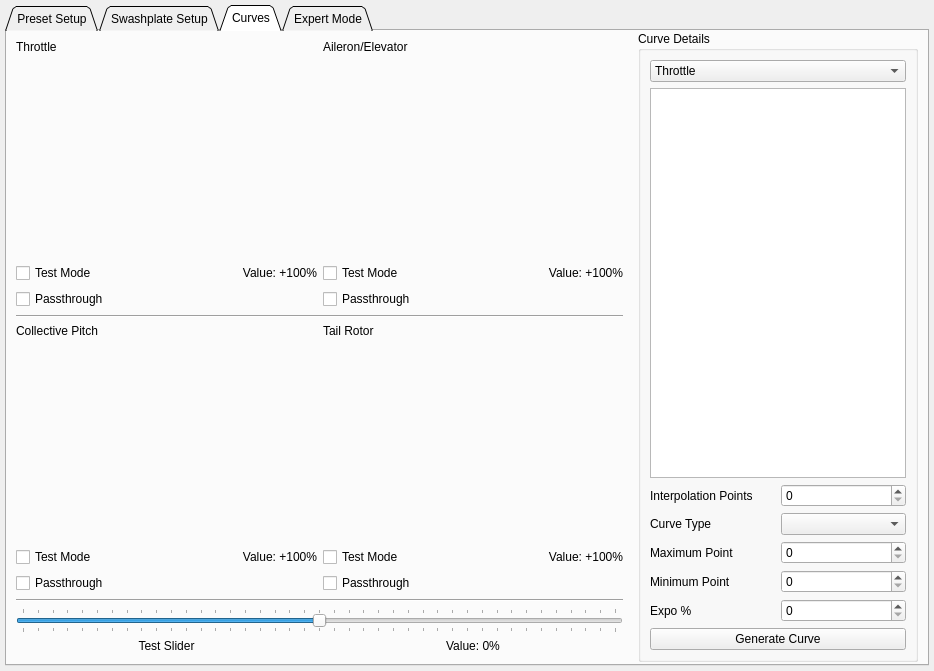
Above: ground/openpilotgcs/src/plugins/config/fblheli.ui from vooon/OpenPilot before the change. Below: the same form after it.
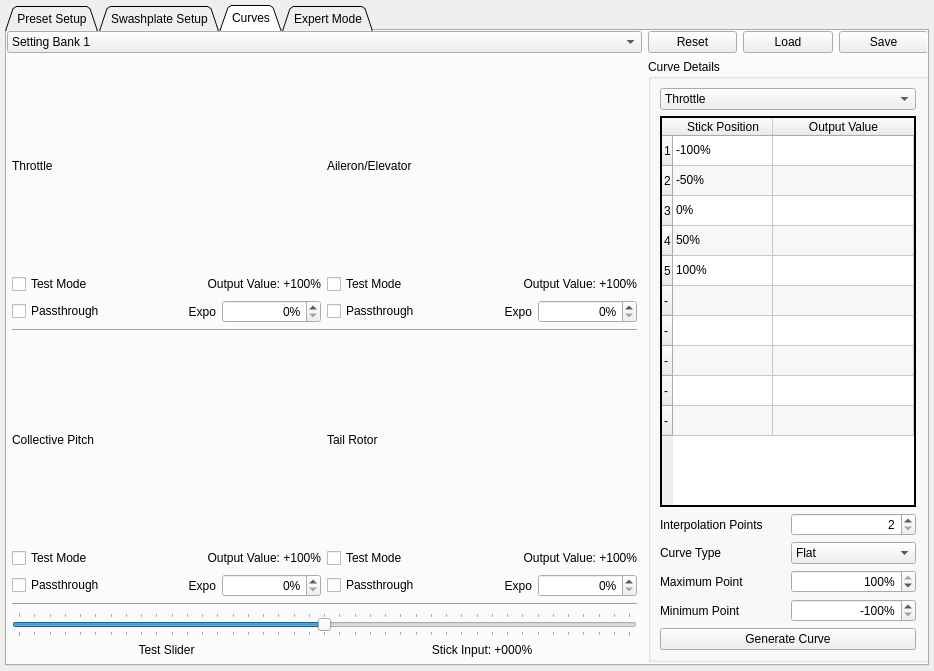
That is the form after the change. The open tabs and pages were chosen to show the change. Custom widgets are drawn as their Qt base class.

Commit message: - started implementing FBL setup curve widget - many functions work so far, but not finished with implementation yet - upgraded the mixer curve widget to support a moving test line - still missing is the providung the current value back to the caller in the mixer curve widget - added bank variables for all the curve settings to tha uav object mixersettings

```diff
--- a/ground/openpilotgcs/src/plugins/config/fblheli.ui
+++ b/ground/openpilotgcs/src/plugins/config/fblheli.ui
@@ -616,20 +616,57 @@
             <rect>
              <x>0</x>
              <y>0</y>
-             <width>911</width>
+             <width>921</width>
              <height>631</height>
             </rect>
            </property>
-           <layout class="QGridLayout" name="gridLayout_4" columnstretch="1,0,0" rowminimumheight="0">
+           <layout class="QGridLayout" name="gridLayout_4" columnstretch="1,0,0,0">
+            <item row="0" column="0">
+             <widget class="QComboBox" name="comboBox_4">
+              <item>
+               <property name="text">
+                <string>Setting Bank 1</string>
+               </property>
+              </item>
+              <item>
+               <property name="text">
+                <string>Setting Bank 2</string>
+               </property>
+              </item>
+              <item>
+               <property name="text">
+                <string>Setting Bank 3</string>
+               </property>
+              </item>
+             </widget>
+            </item>
+            <item row="0" column="3">
+             <widget class="QPushButton" name="fblSaveBank">
+              <property name="text">
+               <string>Save</string>
+              </property>
+             </widget>
+            </item>
+            <item row="0" column="1">
+             <widget class="QPushButton" name="fblResetBank">
+              <property name="text">
+               <string>Reset</string>
+              </property>
+             </widget>
+            </item>
             <item row="0" column="2">
+             <widget class="QPushButton" name="fblLoadBank">
+              <property name="text">
+               <string>Load</string>
+              </property>
+             </widget>
+            </item>
+            <item row="1" column="1" colspan="3">
              <widget class="QGroupBox" name="groupBox_4">
               <property name="title">
                <string>Curve Details</string>
               </property>
               <layout class="QGridLayout" name="gridLayout_5">
-               <item row="3" column="0" colspan="2">
-                <widget class="QTableView" name="curveDetailTable"/>
-               </item>
                <item row="9" column="0" colspan="2">
                 <widget class="QPushButton" name="fblGenerateCurve">
                  <property name="text">
@@ -637,7 +674,7 @@
                  </property>
                 </widget>
                </item>
-               <item row="0" column="0" colspan="2">
+               <item row="2" column="0" colspan="2">
                 <widget class="QComboBox" name="fblCurveSelector">
                  <item>
                   <property name="text">
@@ -661,70 +698,282 @@
                  </item>
                 </widget>
                </item>
-               <item row="4" column="0">
+               <item row="5" column="0">
                 <widget class="QLabel" name="label_9">
                  <property name="text">
                   <string>Interpolation Points</string>
                  </property>
                 </widget>
                </item>
-               <item row="4" column="1">
-                <widget class="QSpinBox" name="fblNumIntPoints"/>
+               <item row="5" column="1">
+                <widget class="QSpinBox" name="fblNumIntPoints">
+                 <property name="alignment">
+                  <set>Qt::AlignRight|Qt::AlignTrailing|Qt::AlignVCenter</set>
+                 </property>
+                 <property name="minimum">
+                  <number>2</number>
+                 </property>
+                 <property name="maximum">
+                  <number>10</number>
+                 </property>
+                 <property name="value">
+                  <number>2</number>
+                 </property>
+                </widget>
                </item>
-               <item row="5" column="0">
+               <item row="6" column="0">
                 <widget class="QLabel" name="label_10">
                  <property name="text">
                   <string>Curve Type</string>
                  </property>
                 </widget>
                </item>
-               <item row="6" column="0">
+               <item row="7" column="0">
                 <widget class="QLabel" name="label_11">
                  <property name="text">
                   <string>Maximum Point</string>
                  </property>
                 </widget>
                </item>
-               <item row="7" column="0">
+               <item row="8" column="0">
                 <widget class="QLabel" name="label_12">
                  <property name="text">
                   <string>Minimum Point</string>
                  </property>
                 </widget>
                </item>
-               <item row="8" column="0">
-                <widget class="QLabel" name="label_13">
-                 <property name="text">
-                  <string>Expo %</string>
-                 </property>
-                </widget>
-               </item>
-               <item row="5" column="1">
-                <widget class="QComboBox" name="comboBox_3"/>
-               </item>
-               <item row="6" column="1">
-                <widget class="QSpinBox" name="fblMaximumPoint"/>
-               </item>
                <item row="7" column="1">
-                <widget class="QSpinBox" name="fblMinimumPoint"/>
+                <widget class="QSpinBox" name="fblMaximumPoint">
+                 <property name="alignment">
+                  <set>Qt::AlignRight|Qt::AlignTrailing|Qt::AlignVCenter</set>
+                 </property>
+                 <property name="suffix">
+                  <string>%</string>
+                 </property>
+                 <property name="minimum">
+                  <number>-100</number>
+                 </property>
+                 <property name="maximum">
+                  <number>100</number>
+                 </property>
+                 <property name="value">
+                  <number>100</number>
+                 </property>
+                </widget>
                </item>
                <item row="8" column="1">
-                <widget class="QSpinBox" name="fblExpoPercent"/>
+                <widget class="QSpinBox" name="fblMinimumPoint">
+                 <property name="alignment">
+                  <set>Qt::AlignRight|Qt::AlignTrailing|Qt::AlignVCenter</set>
+                 </property>
+                 <property name="suffix">
+                  <string>%</string>
+                 </property>
+                 <property name="minimum">
+                  <number>-100</number>
+                 </property>
+                 <property name="maximum">
+                  <number>100</number>
+                 </property>
+                 <property name="value">
+                  <number>-100</number>
+                 </property>
+                </widget>
+               </item>
+               <item row="6" column="1">
+                <widget class="QComboBox" name="comboBox_3">
+                 <item>
+                  <property name="text">
+                   <string>Flat</string>
+                  </property>
+                 </item>
+                 <item>
+                  <property name="text">
+                   <string>Linear Rise</string>
+                  </property>
+                 </item>
+                 <item>
+                  <property name="text">
+                   <string>Linear Fall</string>
+                  </property>
+                 </item>
+                 <item>
+                  <property name="text">
+                   <string>Single Expo</string>
+                  </property>
+                 </item>
+                 <item>
+                  <property name="text">
+                   <string>Symmetric Expo</string>
+                  </property>
+                 </item>
+                 <item>
+                  <property name="text">
+                   <string>V-Shape</string>
+                  </property>
+                 </item>
+                </widget>
+               </item>
+               <item row="4" column="0" colspan="2">
+                <widget class="QTableWidget" name="curveDetailTable">
+                 <property name="sizePolicy">
+                  <sizepolicy hsizetype="Expanding" vsizetype="Expanding">
+                   <horstretch>0</horstretch>
+                   <verstretch>0</verstretch>
+                  </sizepolicy>
+                 </property>
+                 <property name="frameShape">
+                  <enum>QFrame::Box</enum>
+                 </property>
+                 <property name="frameShadow">
+                  <enum>QFrame::Plain</enum>
+                 </property>
+                 <property name="lineWidth">
+                  <number>2</number>
+                 </property>
+                 <property name="midLineWidth">
+                  <number>0</number>
+                 </property>
+                 <property name="alternatingRowColors">
+                  <bool>true</bool>
+                 </property>
+                 <property name="selectionMode">
+                  <enum>QAbstractItemView::NoSelection</enum>
+                 </property>
+                 <property name="cornerButtonEnabled">
+                  <bool>false</bool>
+                 </property>
+                 <attribute name="horizontalHeaderShowSortIndicator" stdset="0">
+                  <bool>false</bool>
+                 </attribute>
+                 <attribute name="horizontalHeaderStretchLastSection">
+                  <bool>true</bool>
+                 </attribute>
+                 <attribute name="verticalHeaderStretchLastSection">
+                  <bool>false</bool>
+                 </attribute>
+                 <row>
+                  <property name="text">
+                   <string>1</string>
+                  </property>
+                 </row>
+                 <row>
+                  <property name="text">
+                   <string>2</string>
+                  </property>
+                 </row>
+                 <row>
+                  <property name="text">
+                   <string>3</string>
+                  </property>
+                 </row>
+                 <row>
+                  <property name="text">
+                   <string>4</string>
+                  </property>
+                 </row>
+                 <row>
+                  <property name="text">
+                   <string>5</string>
+                  </property>
+                 </row>
+                 <row>
+                  <property name="text">
+                   <string>-</string>
+                  </property>
+                 </row>
+                 <row>
+                  <property name="text">
+                   <string>-</string>
+                  </property>
+                 </row>
+                 <row>
+                  <property name="text">
+                   <string>-</string>
+                  </property>
+                 </row>
+                 <row>
+                  <property name="text">
+                   <string>-</string>
+                  </property>
+                 </row>
+                 <row>
+                  <property name="text">
+                   <string>-</string>
+                  </property>
+                 </row>
+                 <column>
+                  <property name="text">
+                   <string>Stick Position</string>
+                  </property>
+                 </column>
+                 <column>
+                  <property name="text">
+                   <string>Output Value</string>
+                  </property>
+                 </column>
+                 <item row="0" column="0">
+                  <property name="text">
+                   <string>-100%</string>
+                  </property>
+                 </item>
+                 <item row="0" column="1">
+                  <property name="text">
+                   <string/>
+                  </property>
+                 </item>
+                 <item row="1" column="0">
+                  <property name="text">
+                   <string>-50%</string>
+                  </property>
+                 </item>
+                 <item row="1" column="1">
+                  <property name="text">
+                   <string/>
+                  </property>
+                 </item>
+                 <item row="2" column="0">
+                  <property name="text">
+                   <string>0%</string>
+                  </property>
+                 </item>
+                 <item row="2" column="1">
+                  <property name="text">
+                   <string/>
+                  </property>
+                 </item>
+                 <item row="3" column="0">
+                  <property name="text">
+                   <string>50%</string>
+                  </property>
+                 </item>
+                 <item row="3" column="1">
+                  <property name="text">
+                   <string/>
+                  </property>
+                 </item>
+                 <item row="4" column="0">
+                  <property name="text">
+                   <string>100%</string>
+                  </property>
+                 </item>
+                 <item row="4" column="1">
+                  <property name="text">
+                   <string/>
+                  </property>
+                 </item>
+                </widget>
                </item>
               </layout>
              </widget>
             </item>
-            <item row="0" column="0">
+            <item row="1" column="0">
              <widget class="QWidget" name="widget" native="true">
-              <layout class="QGridLayout" name="gridLayout_6">
-               <item row="0" column="0">
-                <widget class="QLabel" name="fblThrottleTitle">
-                 <property name="text">
-                  <string>Throttle</string>
-                 </property>
-                </widget>
-               </item>
-               <item row="1" column="0" colspan="2">
+              <layout class="QGridLayout" name="gridLayout_6" columnstretch="0,0,0,0,0,0">
+               <property name="margin">
+                <number>5</number>
+               </property>
+               <item row="1" column="1" colspan="2">
                 <widget class="MixerCurveWidget" name="fblThrottleCurve" native="true">
                  <property name="sizePolicy">
                   <sizepolicy hsizetype="MinimumExpanding" vsizetype="MinimumExpanding">
@@ -743,13 +992,6 @@
                  </property>
                 </widget>
                </item>
-               <item row="7" column="0">
-                <widget class="QLabel" name="fblCollTitle">
-                 <property name="text">
-                  <string>Collective Pitch</string>
-                 </property>
-                </widget>
-               </item>
                <item row="2" column="0">
                 <widget class="QCheckBox" name="fblTmThrottle">
                  <property name="text">
@@ -757,15 +999,8 @@
                  </property>
                 </widget>
                </item>
-               <item row="5" column="0" colspan="2">
-                <widget class="QCheckBox" name="fblPtThrottle">
-                 <property name="text">
-                  <string>Passthrough</string>
-                 </property>
-                </widget>
-               </item>
-               <item row="8" column="0" colspan="2">
-                <widget class="MixerCurveWidget" name="fblThrottleCurve_3" native="true">
+               <item row="8" column="1" colspan="2">
+                <widget class="MixerCurveWidget" name="fblCollCurve" native="true">
                  <property name="sizePolicy">
                   <sizepolicy hsizetype="MinimumExpanding" vsizetype="MinimumExpanding">
                    <horstretch>0</horstretch>
@@ -783,8 +1018,8 @@
                  </property>
                 </widget>
                </item>
-               <item row="1" column="2" colspan="2">
-                <widget class="MixerCurveWidget" name="fblThrottleCurve_2" native="true">
+               <item row="1" column="4" colspan="2">
+                <widget class="MixerCurveWidget" name="fblAilElvCurve" native="true">
                  <property name="sizePolicy">
                   <sizepolicy hsizetype="MinimumExpanding" vsizetype="MinimumExpanding">
                    <horstretch>0</horstretch>
@@ -802,8 +1037,8 @@
                  </property>
                 </widget>
                </item>
-               <item row="8" column="2" colspan="2">
-                <widget class="MixerCurveWidget" name="fblThrottleCurve_4" native="true">
+               <item row="8" column="4" colspan="2">
+                <widget class="MixerCurveWidget" name="fblTailCurve" native="true">
                  <property name="sizePolicy">
                   <sizepolicy hsizetype="MinimumExpanding" vsizetype="MinimumExpanding">
                    <horstretch>0</horstretch>
@@ -821,27 +1056,13 @@
                  </property>
                 </widget>
                </item>
-               <item row="2" column="2">
+               <item row="2" column="3">
                 <widget class="QCheckBox" name="fblTmAilElv">
                  <property name="text">
                   <string>Test Mode</string>
                  </property>
                 </widget>
                </item>
-               <item row="5" column="2" colspan="2">
-                <widget class="QCheckBox" name="fblPtAilElv">
-                 <property name="text">
-                  <string>Passthrough</string>
-                 </property>
-                </widget>
-               </item>
-               <item row="7" column="2">
-                <widget class="QLabel" name="fblTailTitle">
-                 <property name="text">
-                  <string>Tail Rotor</string>
-                 </property>
-                </widget>
-               </item>
                <item row="9" column="0">
                 <widget class="QCheckBox" name="fblTmColl">
                  <property name="text">
@@ -849,47 +1070,28 @@
                  </property>
                 </widget>
                </item>
-               <item row="10" column="0">
+               <item row="11" column="0">
                 <widget class="QCheckBox" name="fblPtColl">
                  <property name="text">
                   <string>Passthrough</string>
                  </property>
                 </widget>
                </item>
-               <item row="9" column="2">
+               <item row="9" column="3">
                 <widget class="QCheckBox" name="fblTmTail">
                  <property name="text">
                   <string>Test Mode</string>
                  </property>
                 </widget>
                </item>
-               <item row="10" column="2" colspan="2">
+               <item row="11" column="3">
                 <widget class="QCheckBox" name="fblPtTail">
                  <property name="text">
                   <string>Passthrough</string>
                  </property>
                 </widget>
                </item>
-               <item row="12" column="0" colspan="4">
-                <widget class="QSlider" name="fblTestSlider">
-                 <property name="minimum">
-                  <number>-100</number>
-                 </property>
-                 <property name="maximum">
-                  <number>100</number>
-                 </property>
-                 <property name="orientation">
-                  <enum>Qt::Horizontal</enum>
-                 </property>
-                 <property name="tickPosition">
-                  <enum>QSlider::TicksBothSides</enum>
-                 </property>
-                 <property name="tickInterval">
-                  <number>5</number>
-                 </property>
-                </widget>
-               </item>
-               <item row="13" column="0" colspan="2">
+               <item row="14" column="0" colspan="3">
                 <widget class="QLabel" name="fblTestSliderLabel">
                  <property name="text">
                   <string>Test Slider</string>
@@ -899,77 +1101,283 @@
                  </property>
                 </widget>
                </item>
-               <item row="0" column="2">
-                <widget class="QLabel" name="fblAilElvTitle">
-                 <property name="text">
-                  <string>Aileron/Elevator</string>
-                 </property>
-                </widget>
-               </item>
-               <item row="2" column="1">
+               <item row="2" column="1" colspan="2">
                 <widget class="QLabel" name="fblThrottleVal">
+                 <property name="sizePolicy">
+                  <sizepolicy hsizetype="Preferred" vsizetype="Fixed">
+                   <horstretch>0</horstretch>
+                   <verstretch>0</verstretch>
+                  </sizepolicy>
+                 </property>
+                 <property name="minimumSize">
+                  <size>
+                   <width>0</width>
+                   <height>20</height>
+                  </size>
+                 </property>
                  <property name="text">
-                  <string>Value: +100%</string>
+                  <string>Output Value: +100%</string>
                  </property>
                  <property name="alignment">
                   <set>Qt::AlignRight|Qt::AlignTrailing|Qt::AlignVCenter</set>
                  </property>
                 </widget>
                </item>
-               <item row="9" column="1">
+               <item row="9" column="1" colspan="2">
                 <widget class="QLabel" name="fblCollVal">
+                 <property name="sizePolicy">
+                  <sizepolicy hsizetype="Preferred" vsizetype="Fixed">
+                   <horstretch>0</horstretch>
+                   <verstretch>0</verstretch>
+                  </sizepolicy>
+                 </property>
+                 <property name="minimumSize">
+                  <size>
+                   <width>0</width>
+                   <height>20</height>
+                  </size>
+                 </property>
                  <property name="text">
-                  <string>Value: +100%</string>
+                  <string>Output Value: +100%</string>
                  </property>
                  <property name="alignment">
                   <set>Qt::AlignRight|Qt::AlignTrailing|Qt::AlignVCenter</set>
                  </property>
                 </widget>
                </item>
-               <item row="2" column="3">
-                <widget class="QLabel" name="fblAilEvlVal">
+               <item row="2" column="4" colspan="2">
+                <widget class="QLabel" name="fblAilElvVal">
+                 <property name="sizePolicy">
+                  <sizepolicy hsizetype="Preferred" vsizetype="Fixed">
+                   <horstretch>0</horstretch>
+                   <verstretch>0</verstretch>
+                  </sizepolicy>
+                 </property>
+                 <property name="minimumSize">
+                  <size>
+                   <width>0</width>
+                   <height>20</height>
+                  </size>
+                 </property>
                  <property name="text">
-                  <string>Value: +100%</string>
+                  <string>Output Value: +100%</string>
                  </property>
                  <property name="alignment">
                   <set>Qt::AlignRight|Qt::AlignTrailing|Qt::AlignVCenter</set>
                  </property>
                 </widget>
                </item>
-               <item row="9" column="3">
+               <item row="9" column="4" colspan="2">
                 <widget class="QLabel" name="fblTailVal">
+                 <property name="sizePolicy">
+                  <sizepolicy hsizetype="Preferred" vsizetype="Fixed">
+                   <horstretch>0</horstretch>
+                   <verstretch>0</verstretch>
+                  </sizepolicy>
+                 </property>
+                 <property name="minimumSize">
+                  <size>
+                   <width>0</width>
+                   <height>20</height>
+                  </size>
+                 </property>
                  <property name="text">
-                  <string>Value: +100%</string>
+                  <string> Output Value: +100%</string>
                  </property>
                  <property name="alignment">
                   <set>Qt::AlignRight|Qt::AlignTrailing|Qt::AlignVCenter</set>
                  </property>
                 </widget>
                </item>
-               <item row="6" column="0" colspan="4">
+               <item row="6" column="0" colspan="6">
                 <widget class="Line" name="sepMed">
                  <property name="orientation">
                   <enum>Qt::Horizontal</enum>
                  </property>
                 </widget>
                </item>
-               <item row="11" column="0" colspan="4">
+               <item row="12" column="0" colspan="6">
                 <widget class="Line" name="sepBot">
                  <property name="orientation">
                   <enum>Qt::Horizontal</enum>
                  </property>
                 </widget>
                </item>
-               <item row="13" column="2" colspan="2">
+               <item row="14" column="3" colspan="3">
                 <widget class="QLabel" name="fblTestSliderVal">
                  <property name="text">
-                  <string>Value: 0%</string>
+                  <string>Stick Input: +000%</string>
                  </property>
                  <property name="alignment">
                   <set>Qt::AlignCenter</set>
                  </property>
                 </widget>
                </item>
+               <item row="13" column="0" colspan="6">
+                <widget class="QSlider" name="fblTestSlider">
+                 <property name="minimum">
+                  <number>-100</number>
+                 </property>
+                 <property name="maximum">
+                  <number>100</number>
+                 </property>
+                 <property name="orientation">
+                  <enum>Qt::Horizontal</enum>
+                 </property>
+                 <property name="tickPosition">
+                  <enum>QSlider::TicksBothSides</enum>
+                 </property>
+                 <property name="tickInterval">
+                  <number>5</number>
+                 </property>
+                </widget>
+               </item>
+               <item row="4" column="0">
+                <widget class="QCheckBox" name="fblPtThrottle">
+                 <property name="text">
+                  <string>Passthrough</string>
+                 </property>
+                </widget>
+               </item>
+               <item row="4" column="3">
+                <widget class="QCheckBox" name="fblPtAilElv">
+                 <property name="text">
+                  <string>Passthrough</string>
+                 </property>
+                </widget>
+               </item>
+               <item row="4" column="2">
+                <widget class="QSpinBox" name="fblThrottleExpo">
+                 <property name="alignment">
+                  <set>Qt::AlignRight|Qt::AlignTrailing|Qt::AlignVCenter</set>
+                 </property>
+                 <property name="suffix">
+                  <string>%</string>
+                 </property>
+                 <property name="maximum">
+                  <number>60</number>
+                 </property>
+                </widget>
+               </item>
+               <item row="4" column="1">
+                <widget class="QLabel" name="label_15">
+                 <property name="text">
+                  <string>Expo</string>
+                 </property>
+                 <property name="alignment">
+                  <set>Qt::AlignRight|Qt::AlignTrailing|Qt::AlignVCenter</set>
+                 </property>
+                </widget>
+               </item>
+               <item row="4" column="4">
+                <widget class="QLabel" name="label_16">
+                 <property name="text">
+                  <string>Expo</string>
+                 </property>
+                 <property name="alignment">
+                  <set>Qt::AlignRight|Qt::AlignTrailing|Qt::AlignVCenter</set>
+                 </property>
+                </widget>
+               </item>
+               <item row="4" column="5">
+                <widget class="QSpinBox" name="fblAilElvExpo">
+                 <property name="alignment">
+                  <set>Qt::AlignRight|Qt::AlignTrailing|Qt::AlignVCenter</set>
+                 </property>
+                 <property name="suffix">
+                  <string>%</string>
+                 </property>
+                 <property name="maximum">
+                  <number>60</number>
+                 </property>
+                </widget>
+               </item>
+               <item row="11" column="1">
+                <widget class="QLabel" name="label_17">
+                 <property name="text">
+                  <string>Expo</string>
+                 </property>
+                 <property name="alignment">
+                  <set>Qt::AlignRight|Qt::AlignTrailing|Qt::AlignVCenter</set>
+                 </property>
+                </widget>
+               </item>
+               <item row="11" column="4">
+                <widget class="QLabel" name="label_18">
+                 <property name="text">
+                  <string>Expo</string>
+                 </property>
+                 <property name="alignment">
+                  <set>Qt::AlignRight|Qt::AlignTrailing|Qt::AlignVCenter</set>
+                 </property>
+                </widget>
+               </item>
+               <item row="11" column="5">
+                <widget class="QSpinBox" name="fblTailExpo">
+                 <property name="alignment">
+                  <set>Qt::AlignRight|Qt::AlignTrailing|Qt::AlignVCenter</set>
+                 </property>
+                 <property name="suffix">
+                  <string>%</string>
+                 </property>
+                 <property name="maximum">
+                  <number>60</number>
+                 </property>
+                </widget>
+               </item>
+               <item row="11" column="2">
+                <widget class="QSpinBox" name="fblCollExpo">
+                 <property name="alignment">
+                  <set>Qt::AlignRight|Qt::AlignTrailing|Qt::AlignVCenter</set>
+                 </property>
+                 <property name="suffix">
+                  <string>%</string>
+                 </property>
+                 <property name="maximum">
+                  <number>60</number>
+                 </property>
+                </widget>
+               </item>
+               <item row="8" column="3">
+                <widget class="QLabel" name="fblTailTitle">
+                 <property name="text">
+                  <string>Tail Rotor</string>
+                 </property>
+                 <property name="wordWrap">
+                  <bool>true</bool>
+                 </property>
+                </widget>
+               </item>
+               <item row="8" column="0">
+                <widget class="QLabel" name="fblCollTitle">
+                 <property name="text">
+                  <string>Collective Pitch</string>
+                 </property>
+                 <property name="wordWrap">
+                  <bool>true</bool>
+                 </property>
+                </widget>
+               </item>
+               <item row="1" column="0">
+                <widget class="QLabel" name="fblThrottleTitle">
+                 <property name="text">
+                  <string>Throttle</string>
+                 </property>
+                 <property name="wordWrap">
+                  <bool>true</bool>
+                 </property>
+                </widget>
+               </item>
+               <item row="1" column="3">
+                <widget class="QLabel" name="fblAilElvTitle">
+                 <property name="text">
+                  <string>Aileron/Elevator</string>
+                 </property>
+                 <property name="wordWrap">
+                  <bool>true</bool>
+                 </property>
+                </widget>
+               </item>
               </layout>
              </widget>
             </item>
```
Left out of the diff: 13 changed lines with no effect on the pictures. The commit also changes 5 other files.
